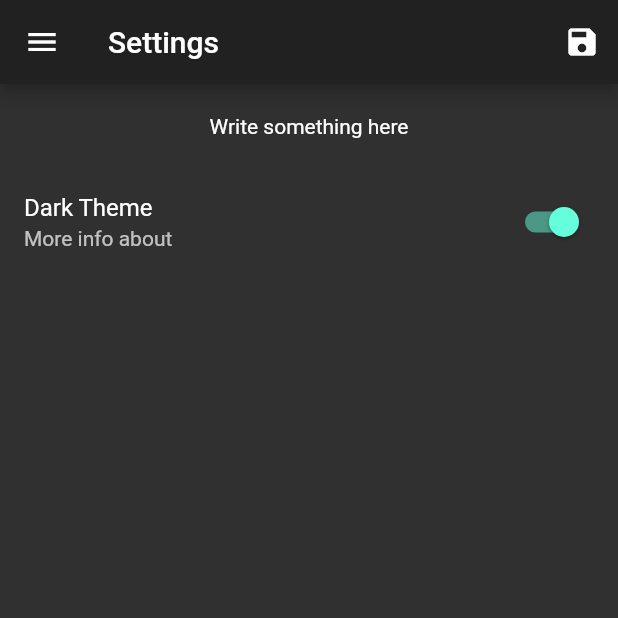
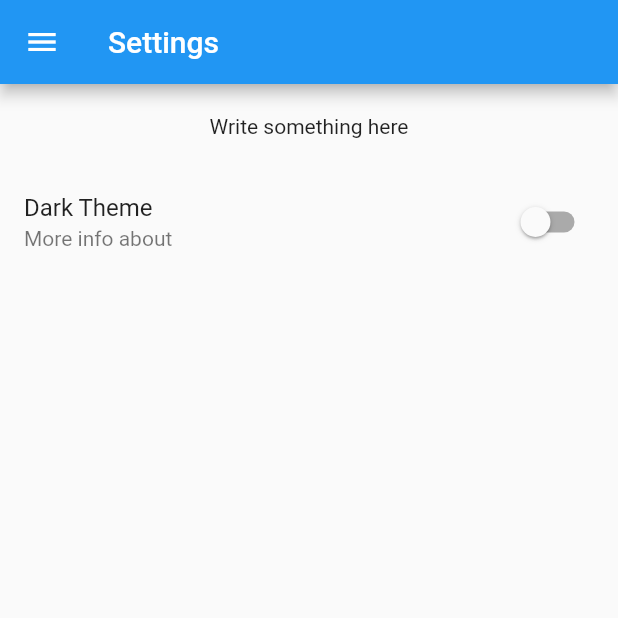
Before and after one commit to rijalanupraj/omit, a Flutter app: the SettingScreen screen opened by its route, on a phone screen of 412 x 824 dp, the top half of it. Run offline on Flutter 3.47's test engine with Material 2 defaults, Android fonts, the phone set to English and light mode, and no system bars; our stand-ins replace fluttertoast, hive, hive_flutter; accounts and stored records are empty; generated files the repository leaves out were written again.

Commit message:
Toggle theme feature added

```diff
--- a/lib/constants.dart
+++ b/lib/constants.dart
@@ -1,4 +1,5 @@
 import 'package:flutter/material.dart';
 
 const kAppBarListTextStyle = TextStyle(fontSize: 18.0);
-const kHiveNoteMainLocation = 'Note';
+const kHiveNoteMainLocation = 'NoteBox';
+const kThemeBox = 'ThemeBox';
--- a/lib/screens/settings_screen.dart
+++ b/lib/screens/settings_screen.dart
@@ -1,8 +1,10 @@
 // External Import
 import 'package:flutter/material.dart';
+import 'package:hive/hive.dart';
 
 // Internal Import
 import '../widgets/main_drawer.dart';
+import 'package:omit/constants.dart';
 
 class SettingScreen extends StatefulWidget {
   static const String routeName = '/settings-screen';
@@ -12,18 +14,22 @@ class SettingScreen extends StatefulWidget {
 }
 
 class _SettingScreenState extends State<SettingScreen> {
-  var currentValue = true;
+  var darkTheme = true;
+
+  @override
+  void initState() {
+    var themeBox = Hive.box(kThemeBox);
+    setState(() {
+      darkTheme = themeBox.get('darkTheme', defaultValue: false);
+    });
+    super.initState();
+  }
+
   @override
   Widget build(BuildContext context) {
     return Scaffold(
       appBar: AppBar(
         title: Text('Settings'),
-        actions: [
-          IconButton(
-            icon: Icon(Icons.save),
-            onPressed: () {},
-          )
-        ],
       ),
       drawer: MainDrawer(),
       body: Column(
@@ -39,12 +45,13 @@ class _SettingScreenState extends State<SettingScreen> {
               children: <Widget>[
                 SwitchListTile(
                   title: Text('Dark Theme'),
-                  value: currentValue,
+                  value: darkTheme,
                   subtitle: Text('More info about'),
                   onChanged: (value) {
                     setState(() {
-                      currentValue = value;
+                      darkTheme = value;
                     });
+                    Hive.box(kThemeBox).put('darkTheme', darkTheme);
                   },
                 ),
               ],
```
Also changed, not shown: lib/main.dart (+12 -3 lines).
